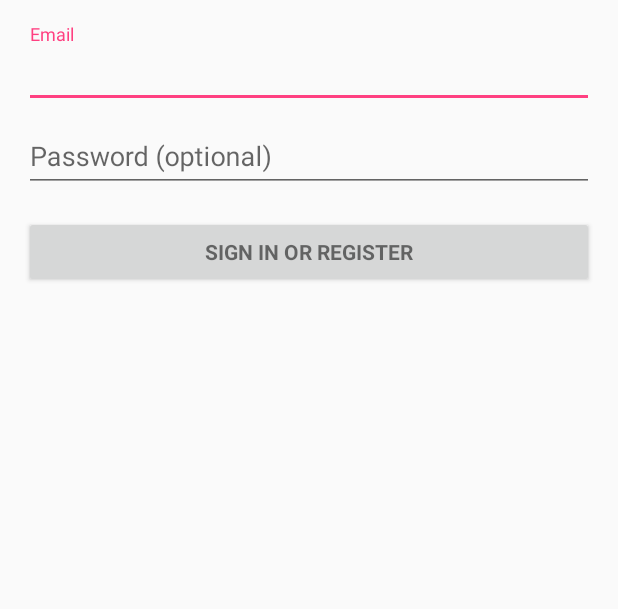
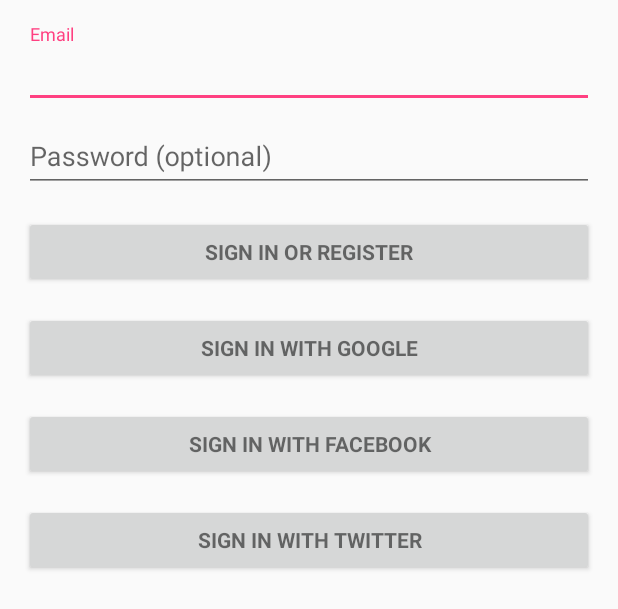
Before and after one commit to ldvby/FZ, an Android app: the layout activity_login.xml on its own in the app's theme, with its tools: preview values and no code run, on a phone screen of 412 x 824 dp. Shown: the top 609 px of the screen. Run offline under Robolectric (Android 15) with nearby library versions, the phone set to English and light mode, and no system bars.

Commit message:
Authentification system

```diff
--- a/android/app/build.gradle
+++ b/android/app/build.gradle
@@ -25,7 +25,7 @@
     compile 'com.android.support:appcompat-v7:24.2.0'
     compile 'com.android.support:design:24.2.0'
     compile 'com.google.firebase:firebase-auth:9.4.0'
-    compile 'com.firebaseui:firebase-ui:0.5.1'
+    compile 'com.google.android.gms:play-services-auth:9.4.0'
 }
 
 apply plugin: 'com.google.gms.google-services'
--- a/android/app/src/main/AndroidManifest.xml
+++ b/android/app/src/main/AndroidManifest.xml
@@ -12,7 +12,7 @@
         android:supportsRtl="true"
         android:theme="@style/AppTheme">
         <activity
-            android:name=".LoginActivity"
+            android:name=".ui.LoginActivity"
             android:label="@string/app_name">
             <intent-filter>
                 <action android:name="android.intent.action.MAIN" />
@@ -20,6 +20,10 @@
                 <category android:name="android.intent.category.LAUNCHER" />
             </intent-filter>
         </activity>
+        <activity
+            android:name=".MainActivity"
+            android:label="@string/title_activity_main"
+            android:theme="@style/AppTheme.NoActionBar"></activity>
     </application>
 
 </manifest>
--- a/android/app/src/main/res/layout/activity_login.xml
+++ b/android/app/src/main/res/layout/activity_login.xml
@@ -8,7 +8,7 @@
     android:paddingLeft="@dimen/activity_horizontal_margin"
     android:paddingRight="@dimen/activity_horizontal_margin"
     android:paddingTop="@dimen/activity_vertical_margin"
-    tools:context="mobi.foodzen.foodzen.LoginActivity">
+    tools:context=".ui.LoginActivity">
 
     <!-- Login progress -->
     <ProgressBar
@@ -34,7 +34,7 @@
                 android:layout_width="match_parent"
                 android:layout_height="wrap_content">
 
-                <AutoCompleteTextView
+                <EditText
                     android:id="@+id/email"
                     android:layout_width="match_parent"
                     android:layout_height="wrap_content"
@@ -64,14 +64,40 @@
             </android.support.design.widget.TextInputLayout>
 
             <Button
-                android:id="@+id/email_sign_in_button"
+                android:id="@+id/sign_in_button_email"
                 style="?android:textAppearanceSmall"
                 android:layout_width="match_parent"
                 android:layout_height="wrap_content"
                 android:layout_marginTop="16dp"
-                android:text="@string/action_sign_in"
+                android:text="@string/action_sign_in_email"
                 android:textStyle="bold" />
 
+            <Button
+                android:id="@+id/sign_in_button_google"
+                style="?android:textAppearanceSmall"
+                android:layout_width="match_parent"
+                android:layout_height="wrap_content"
+                android:layout_marginTop="16dp"
+                android:text="@string/action_sign_in_google"
+                android:textStyle="bold" />
+
+            <Button
+                android:id="@+id/sign_in_button_facebook"
+                style="?android:textAppearanceSmall"
+                android:layout_width="match_parent"
+                android:layout_height="wrap_content"
+                android:layout_marginTop="16dp"
+                android:text="@string/action_sign_in_facebook"
+                android:textStyle="bold" />
+
+            <Button
+                android:id="@+id/sign_in_button_twitter"
+                style="?android:textAppearanceSmall"
+                android:layout_width="match_parent"
+                android:layout_height="wrap_content"
+                android:layout_marginTop="16dp"
+                android:text="@string/action_sign_in_twitter"
+                android:textStyle="bold" />
         </LinearLayout>
     </ScrollView>
 </LinearLayout>
--- /dev/null
+++ b/android/app/src/main/res/values-v21/styles.xml
@@ -0,0 +1,9 @@
+<resources>
+
+    <style name="AppTheme.NoActionBar">
+        <item name="windowActionBar">false</item>
+        <item name="windowNoTitle">true</item>
+        <item name="android:windowDrawsSystemBarBackgrounds">true</item>
+        <item name="android:statusBarColor">@android:color/transparent</item>
+    </style>
+</resources>
--- /dev/null
+++ b/android/app/src/main/res/values-w820dp/dimens.xml
@@ -0,0 +1,6 @@
+<resources>
+    <!-- Example customization of dimensions originally defined in res/values/dimens.xml
+         (such as screen margins) for screens with more than 820dp of available width. This
+         would include 7" and 10" devices in landscape (~960dp and ~1280dp respectively). -->
+    <dimen name="activity_horizontal_margin">64dp</dimen>
+</resources>
--- a/android/app/src/main/res/values/dimens.xml
+++ b/android/app/src/main/res/values/dimens.xml
@@ -2,4 +2,5 @@
     <!-- Default screen margins, per the Android Design guidelines. -->
     <dimen name="activity_horizontal_margin">16dp</dimen>
     <dimen name="activity_vertical_margin">16dp</dimen>
+    <dimen name="fab_margin">16dp</dimen>
 </resources>
--- a/android/app/src/main/res/values/strings.xml
+++ b/android/app/src/main/res/values/strings.xml
@@ -3,12 +3,18 @@
 
     <!--Keys-->
     <string name="facebook_application_id" translatable="false">628332770673524</string>
+    <string name="google_application_id" translatable="false">444065958831-9pil980o6jm2bvrd7rvq90a601o3j8hb.apps.googleusercontent.com
+</string>
+
 
 
     <!-- Strings related to login -->
     <string name="prompt_email">Email</string>
     <string name="prompt_password">Password (optional)</string>
-    <string name="action_sign_in">Sign in or register</string>
+    <string name="action_sign_in_email">Sign in or register</string>
+    <string name="action_sign_in_google">Sign in with Google</string>
+    <string name="action_sign_in_facebook">Sign in with Facebook</string>
+    <string name="action_sign_in_twitter">Sign in with Twitter</string>
     <string name="action_sign_in_short">Sign in</string>
     <string name="error_invalid_email">This email address is invalid</string>
     <string name="error_invalid_password">This password is too short</string>
@@ -17,4 +23,7 @@
     <string name="permission_rationale">"Contacts permissions are needed for providing email
         completions."
     </string>
+    <string name="title_activity_main">MainActivity</string>
+    <string name="action_settings">Settings</string>
+    <string name="auth_failed">Authentication failed</string>
 </resources>
--- a/android/app/src/main/res/values/styles.xml
+++ b/android/app/src/main/res/values/styles.xml
@@ -8,4 +8,13 @@
         <item name="colorAccent">@color/colorAccent</item>
     </style>
 
+    <style name="AppTheme.NoActionBar">
+        <item name="windowActionBar">false</item>
+        <item name="windowNoTitle">true</item>
+    </style>
+
+    <style name="AppTheme.AppBarOverlay" parent="ThemeOverlay.AppCompat.Dark.ActionBar" />
+
+    <style name="AppTheme.PopupOverlay" parent="ThemeOverlay.AppCompat.Light" />
+
 </resources>
```
Also changed, not shown: android/app/src/main/java/mobi/foodzen/foodzen/LoginActivity.java (deleted, +0 -62 lines), android/app/src/main/java/mobi/foodzen/foodzen/MainActivity.java (added, +40 -0 lines), android/app/src/main/java/mobi/foodzen/foodzen/MainActivityFragment.java (added, +22 -0 lines), android/app/src/main/java/mobi/foodzen/foodzen/business/UserBusiness.java (added, +18 -0 lines), android/app/src/main/java/mobi/foodzen/foodzen/ui/LoginActivity.java (added, +352 -0 lines), android/app/src/main/res/layout/activity_main.xml (added, +34 -0 lines), android/app/src/main/res/layout/content_main.xml (added, +9 -0 lines), android/app/src/main/res/layout/fragment_main.xml (added, +20 -0 lines), android/app/src/main/res/menu/menu_main.xml (added, +10 -0 lines).
